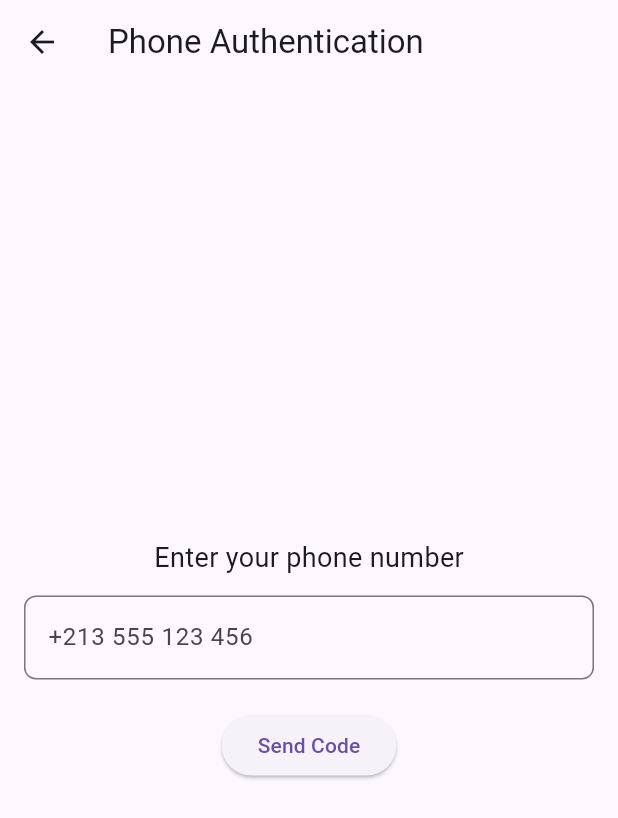
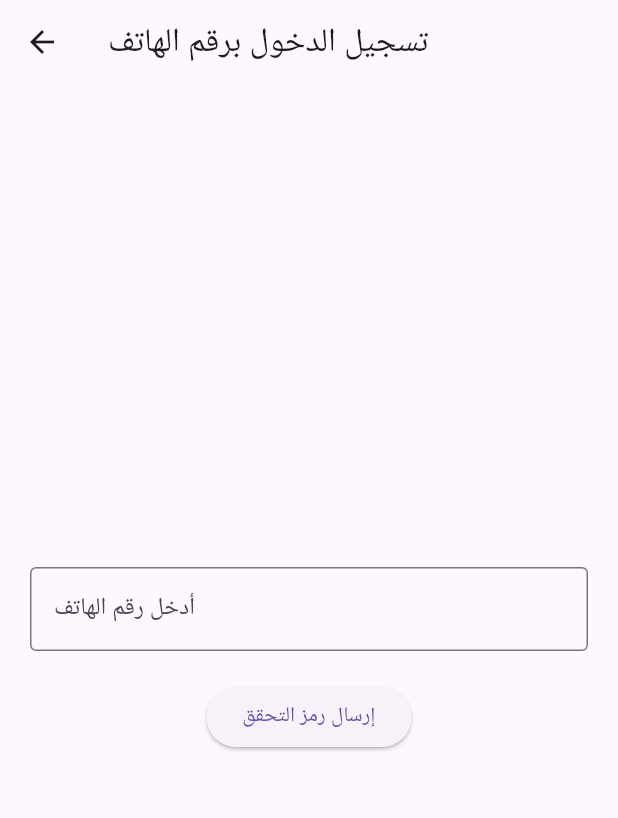
Before and after one commit to MessikaO/asfa_dev, a Flutter app: the PhoneAuthScreen screen opened directly, on a phone screen of 412 x 824 dp. Shown: the top 818 px of the screen. Run offline on Flutter 3.47's test engine with Material 3 defaults, Android fonts, the light colour scheme and no system bars; Roboto replaces fonts that are missing (Cairo).

Commit message:
Completed AUTH_UI with OTP verification, custom button, and Cairo font setup

```diff
--- a/lib/screens/phone_auth_screen.dart
+++ b/lib/screens/phone_auth_screen.dart
@@ -9,52 +9,67 @@ class PhoneAuthScreen extends StatefulWidget {
 }
 
 class _PhoneAuthScreenState extends State<PhoneAuthScreen> {
-  final _phoneController = TextEditingController();
+  final TextEditingController _phoneController = TextEditingController();
+  final _formKey = GlobalKey<FormState>();
+  bool _isLoading = false;
+
+  void _sendCode() {
+    if (!_formKey.currentState!.validate()) return;
+
+    setState(() => _isLoading = true);
+
+    // Simulate sending code
+    Future.delayed(const Duration(seconds: 2), () {
+      setState(() => _isLoading = false);
+
+      Navigator.push(
+        context,
+        MaterialPageRoute(
+          builder: (context) =>
+              OTPVerificationScreen(phoneNumber: _phoneController.text.trim()),
+        ),
+      );
+    });
+  }
 
   @override
   Widget build(BuildContext context) {
     return Scaffold(
-      appBar: AppBar(title: const Text('Phone Authentication')),
+      appBar: AppBar(title: const Text('تسجيل الدخول برقم الهاتف')),
       body: Padding(
-        padding: const EdgeInsets.all(16),
+        padding: const EdgeInsets.all(20.0),
+        child: Form(
+          key: _formKey,
           child: Column(
             mainAxisAlignment: MainAxisAlignment.center,
             children: [
-            const Text(
-              'Enter your phone number',
-              style: TextStyle(fontSize: 18),
-            ),
-            const SizedBox(height: 12),
-            TextField(
+              TextFormField(
                 controller: _phoneController,
                 keyboardType: TextInputType.phone,
-              decoration: InputDecoration(
-                hintText: '+213 555 123 456',
-                border: OutlineInputBorder(
-                  borderRadius: BorderRadius.circular(8),
+                decoration: const InputDecoration(
+                  labelText: 'أدخل رقم الهاتف',
+                  prefixText: "+",
+                  border: OutlineInputBorder(),
                 ),
-              ),
+                validator: (value) {
+                  if (value == null || value.trim().isEmpty) {
+                    return "Phone number is required";
+                  }
+                  if (!RegExp(r'^[0-9]{8,15}$').hasMatch(value.trim())) {
+                    return "Enter a valid phone number";
+                  }
+                  return null;
+                },
               ),
               const SizedBox(height: 20),
-            ElevatedButton(
-              onPressed: () {
-                final phone = _phoneController.text.trim();
-                if (phone.isNotEmpty) {
-                  Navigator.push(
-                    context,
-                    MaterialPageRoute(
-                      builder: (_) => OTPVerificationScreen(phoneNumber: phone),
-                    ),
-                  );
-                } else {
-                  ScaffoldMessenger.of(context).showSnackBar(
-                    const SnackBar(content: Text('Please enter phone number')),
-                  );
-                }
-              },
-              child: const Text('Send Code'),
+              _isLoading
+                  ? const CircularProgressIndicator(color: Colors.white)
+                  : ElevatedButton(
+                      onPressed: _sendCode,
+                      child: const Text('إرسال رمز التحقق'),
                     ),
             ],
+          ),
         ),
       ),
     );
```
Also changed, not shown: lib/main.dart (+15 -2 lines), lib/screens/home_screen.dart (+4 -3 lines), lib/screens/otp_verification_screen.dart (+43 -39 lines), lib/widgets/custom_button.dart (+5 -12 lines), pubspec.yaml (+14 -1 lines), assets/fonts/Cairo-VariableFont_slnt,wght.ttf (added), pubspec.lock. Lines whose indentation alone changed are shown as unchanged.
